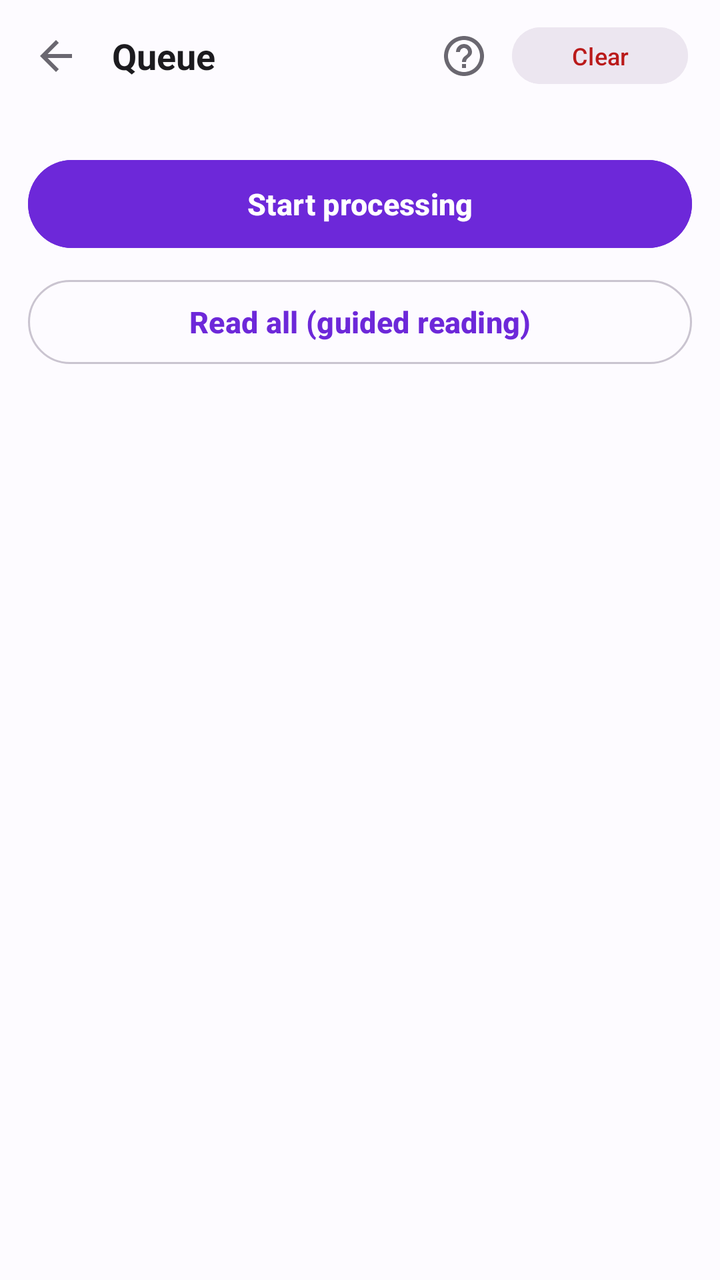
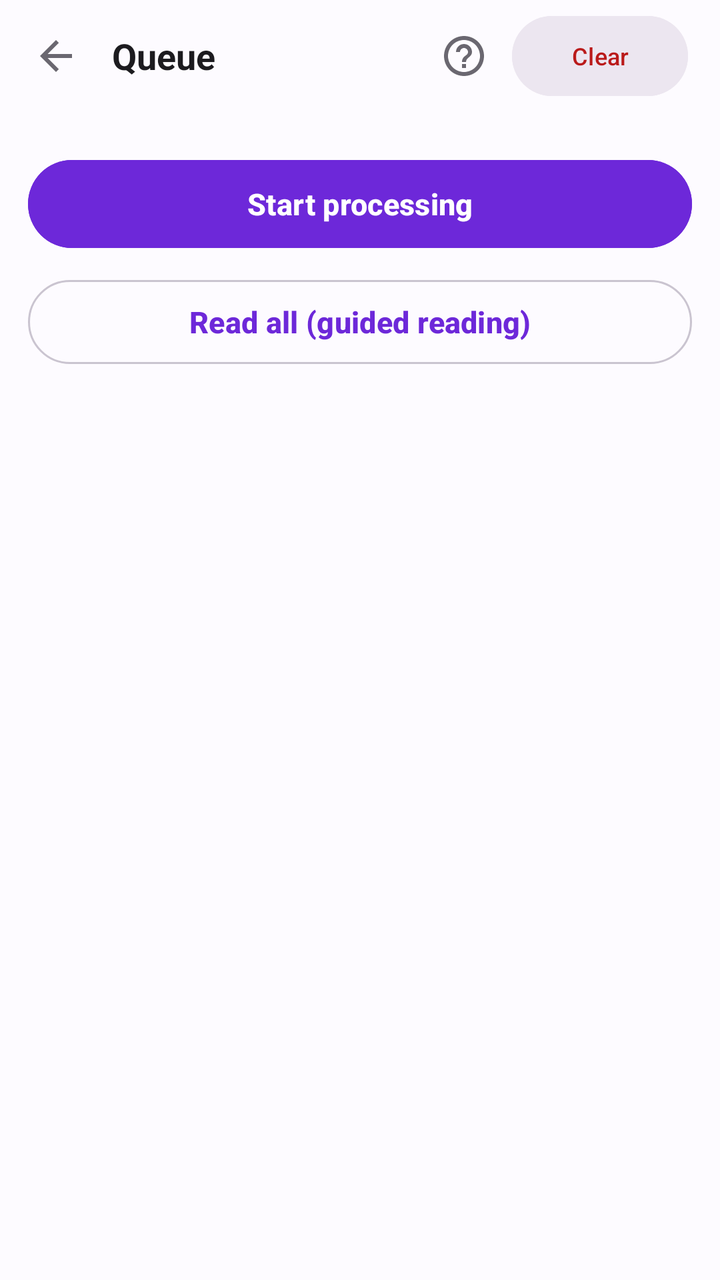

An Android layout rendered at two revisions. The XML below is the earlier revision; the diff shows what the commit changed to produce the second picture.
<!-- AndroidManifest.xml: application theme AppTheme -->
<!-- res/layout/activity_queue.xml -->
<?xml version="1.0" encoding="utf-8"?>
<LinearLayout
    xmlns:android="http://schemas.android.com/apk/res/android"
    xmlns:app="http://schemas.android.com/apk/res-auto"
    android:layout_width="match_parent"
    android:layout_height="match_parent"
    android:orientation="vertical"
    android:background="@color/color_background"
    android:fitsSystemWindows="true">

    
    <LinearLayout
        android:layout_width="match_parent"
        android:layout_height="56dp"
        android:orientation="horizontal"
        android:paddingStart="4dp"
        android:paddingEnd="16dp"
        android:gravity="center_vertical"
        android:background="@color/color_background">

        <ImageButton
            android:id="@+id/btnVoltarFila"
            android:layout_width="48dp"
            android:layout_height="48dp"
            android:background="@android:color/transparent"
            android:src="@drawable/ic_voltar"
            app:tint="@color/color_on_surface_dim"
            android:contentDescription="@string/cd_voltar"
            android:tooltipText="@string/cd_voltar"/>

        <TextView
            android:layout_width="0dp"
            android:layout_height="wrap_content"
            android:layout_weight="1"
            android:text="@string/titulo_fila"
            android:textSize="18sp"
            android:textStyle="bold"
            android:textColor="@color/color_on_surface"
            android:layout_marginStart="4dp"/>

        <ImageButton
            android:id="@+id/btnAjudaQueue"
            android:layout_width="48dp"
            android:layout_height="48dp"
            android:background="@android:color/transparent"
            android:src="@drawable/ic_ajuda"
            app:tint="@color/color_on_surface_dim"
            android:contentDescription="@string/cd_ajuda"
            android:tooltipText="@string/cd_ajuda"/>

        <Button
            android:id="@+id/btnLimparFila"
            android:layout_width="wrap_content"
            android:layout_height="wrap_content"
        android:minHeight="36dp"
            android:text="@string/btn_limpar_fila"
            android:textSize="12sp"
            android:textColor="@color/color_error"
            android:backgroundTint="@color/color_surface_variant"
            android:paddingStart="14dp"
            android:paddingEnd="14dp"/>
    </LinearLayout>

    <View
        android:layout_width="match_parent"
        android:layout_height="1dp"
        android:background="@color/color_divider"/>

    
    <TextView
        android:id="@+id/tvFilaVazia"
        android:layout_width="match_parent"
        android:layout_height="0dp"
        android:layout_weight="1"
        android:gravity="center"
        android:text="@string/msg_fila_vazia"
        android:textColor="@color/color_on_surface_dim"
        android:textSize="14sp"
        android:padding="32dp"
        android:visibility="gone"/>

    
    <androidx.recyclerview.widget.RecyclerView
        android:id="@+id/recyclerFila"
        android:layout_width="match_parent"
        android:layout_height="0dp"
        android:layout_weight="1"
        android:overScrollMode="never"
        android:visibility="gone"/>

    
    <LinearLayout
        android:id="@+id/layoutFooterFila"
        android:layout_width="match_parent"
        android:layout_height="wrap_content"
        android:orientation="vertical"
        android:background="@color/color_background"
        android:paddingStart="14dp"
        android:paddingEnd="14dp"
        android:paddingTop="8dp"
        android:paddingBottom="24dp">

        <View
            android:layout_width="match_parent"
            android:layout_height="1dp"
            android:background="@color/color_divider"
            android:layout_marginBottom="10dp"/>

        <Button
            android:id="@+id/btnIniciarFila"
            android:layout_width="match_parent"
            android:layout_height="wrap_content"
            android:minHeight="52dp"
            android:text="@string/btn_iniciar_fila"
            android:textColor="?attr/colorOnPrimary"
            android:textSize="15sp"
            android:textStyle="bold"
            android:backgroundTint="?attr/colorPrimary"
            android:layout_marginBottom="8dp"/>

        <Button
            android:id="@+id/btnLerTudoFila"
            style="@style/Widget.Material3.Button.OutlinedButton"
            android:layout_width="match_parent"
            android:layout_height="wrap_content"
            android:minHeight="50dp"
            android:text="@string/btn_ler_tudo_fila"
            android:textColor="?attr/colorPrimary"
            android:textSize="15sp"
            android:textStyle="bold"/>
    </LinearLayout>

    
    <include
        layout="@layout/view_mini_player"
        android:layout_width="match_parent"
        android:layout_height="wrap_content"/>

</LinearLayout>
<!-- res/layout/view_mini_player.xml (included above) -->
<?xml version="1.0" encoding="utf-8"?>
<LinearLayout
    xmlns:android="http://schemas.android.com/apk/res/android"
    xmlns:app="http://schemas.android.com/apk/res-auto"
    android:id="@+id/miniPlayerRoot"
    android:layout_width="match_parent"
    android:layout_height="wrap_content"
    android:orientation="vertical"
    android:background="@color/color_surface"
    android:elevation="8dp"
    android:visibility="gone">

    <View
        android:layout_width="match_parent"
        android:layout_height="1dp"
        android:background="@color/color_divider"/>

    
    <LinearLayout
        android:id="@+id/guidedIndicatorBar"
        android:layout_width="match_parent"
        android:layout_height="52dp"
        android:orientation="horizontal"
        android:gravity="center_vertical"
        android:paddingStart="14dp"
        android:paddingEnd="8dp"
        android:background="@color/color_surface"
        android:visibility="gone">

        <TextView
            android:id="@+id/guidedIndicatorText"
            android:layout_width="0dp"
            android:layout_height="wrap_content"
            android:layout_weight="1"
            android:maxLines="1"
            android:ellipsize="end"
            android:textSize="13sp"
            android:textStyle="bold"
            android:textColor="@color/color_on_surface"/>

        <ImageButton
            android:id="@+id/guidedIndicatorPlayPause"
            android:layout_width="48dp"
            android:layout_height="48dp"
            android:background="@android:color/transparent"
            android:padding="4dp"
            android:src="@drawable/ic_player_pause"
            app:tint="@color/color_primary"
            android:contentDescription="@string/cd_play_pause"
            android:tooltipText="@string/cd_play_pause"/>

    </LinearLayout>

    <LinearLayout
        android:id="@+id/miniPlayerBar"
        android:layout_width="match_parent"
        android:layout_height="56dp"
        android:orientation="horizontal"
        android:gravity="center_vertical"
        android:paddingStart="12dp"
        android:paddingEnd="8dp">

        <TextView
            android:id="@+id/miniPlayerNome"
            android:layout_width="0dp"
            android:layout_height="wrap_content"
            android:layout_weight="1"
            android:maxLines="1"
            android:ellipsize="end"
            android:textSize="13sp"
            android:textStyle="bold"
            android:textColor="@color/color_on_surface"/>

        <ImageButton
            android:id="@+id/miniPlayerPlayPause"
            android:layout_width="48dp"
            android:layout_height="48dp"
            android:background="@android:color/transparent"
            android:padding="4dp"
            android:src="@drawable/ic_player_play"
            app:tint="@color/color_primary"
            android:contentDescription="@string/cd_play_pause"
            android:tooltipText="@string/cd_play_pause"/>

        <ImageButton
            android:id="@+id/miniPlayerExpandir"
            android:layout_width="48dp"
            android:layout_height="48dp"
            android:background="@android:color/transparent"
            android:padding="6dp"
            android:src="@android:drawable/arrow_up_float"
            app:tint="@color/color_on_surface_muted"
            android:contentDescription="@string/cd_expandir_player"
            android:tooltipText="@string/cd_expandir_player"/>

        
        <ImageButton
            android:id="@+id/miniPlayerFechar"
            android:layout_width="48dp"
            android:layout_height="48dp"
            android:background="@android:color/transparent"
            android:padding="8dp"
            android:src="@drawable/ic_player_fechar"
            app:tint="@color/color_on_surface_muted"
            android:contentDescription="@string/cd_fechar_player"
            android:tooltipText="@string/cd_fechar_player"/>

    </LinearLayout>

    <LinearLayout
        android:id="@+id/miniPlayerExpanded"
        android:layout_width="match_parent"
        android:layout_height="wrap_content"
        android:orientation="vertical"
        android:paddingStart="12dp"
        android:paddingEnd="12dp"
        android:paddingBottom="8dp"
        android:visibility="gone">

        <TextView
            android:id="@+id/miniPlayerTempo"
            android:layout_width="match_parent"
            android:layout_height="wrap_content"
            android:gravity="end"
            android:textSize="12sp"
            android:textColor="@color/color_on_surface_muted"
            android:text="@string/tempo_inicial"/>

        <SeekBar
            android:id="@+id/miniPlayerSeek"
            android:layout_width="match_parent"
            android:layout_height="wrap_content"
            android:progressTint="@color/color_primary"/>

        <LinearLayout
            android:layout_width="match_parent"
            android:layout_height="wrap_content"
            android:gravity="center"
            android:orientation="horizontal"
            android:layout_marginTop="4dp">

            <Button
                android:id="@+id/miniPlayerRecuar"
                android:layout_width="wrap_content"
                android:layout_height="wrap_content"
android:text="@string/mini_player_recuar"
                    android:textColor="@color/color_on_surface"
                    android:textSize="12sp"
                    style="@style/Widget.Material3.Button.TextButton"/>

            <ImageButton
                android:id="@+id/miniPlayerPlayPauseGrande"
                android:layout_width="52dp"
                android:layout_height="52dp"
                android:background="@drawable/bg_play_button"
                android:src="@drawable/ic_player_play"
                app:tint="@color/color_on_surface"
                android:contentDescription="@string/cd_play_pause"
                android:tooltipText="@string/cd_play_pause"
                android:layout_marginStart="8dp"
                android:layout_marginEnd="8dp"/>

            <Button
                android:id="@+id/miniPlayerAvancar"
                android:layout_width="wrap_content"
                android:layout_height="wrap_content"
android:text="@string/mini_player_avancar"
                    android:textColor="@color/color_on_surface"
                    android:textSize="12sp"
                    style="@style/Widget.Material3.Button.TextButton"/>

            <Button
                android:id="@+id/miniPlayerSleepTimer"
                android:layout_width="wrap_content"
                android:layout_height="wrap_content"
                android:text="😴"
                android:textSize="16sp"
                android:textColor="@color/color_on_surface"
                android:background="@android:color/transparent"
                android:contentDescription="@string/cd_sleep_timer"
                android:layout_marginStart="8dp"/>

        </LinearLayout>

        <HorizontalScrollView
            android:layout_width="match_parent"
            android:layout_height="wrap_content"
            android:scrollbars="none"
            android:layout_marginTop="4dp">

        <LinearLayout
            android:layout_width="wrap_content"
            android:layout_height="wrap_content"
            android:layout_gravity="center_horizontal"
            android:orientation="horizontal"
            android:gravity="center">

            <Button
                android:id="@+id/miniPlayerVel075"
                android:layout_width="wrap_content"
                android:layout_height="wrap_content"
android:text="@string/mini_player_vel_075"
                    android:textColor="@color/color_on_surface"
                android:textSize="12sp"
                style="@style/Widget.Material3.Button.TextButton"/>

            <Button
                android:id="@+id/miniPlayerVel100"
                android:layout_width="wrap_content"
                android:layout_height="wrap_content"
android:text="@string/mini_player_vel_100"
                    android:textColor="@color/color_on_surface"
                android:textSize="12sp"
                style="@style/Widget.Material3.Button.TextButton"/>

            <Button
                android:id="@+id/miniPlayerVel125"
                android:layout_width="wrap_content"
                android:layout_height="wrap_content"
android:text="@string/mini_player_vel_125"
                    android:textColor="@color/color_on_surface"
                android:textSize="12sp"
                style="@style/Widget.Material3.Button.TextButton"/>

            <Button
                android:id="@+id/miniPlayerVel150"
                android:layout_width="wrap_content"
                android:layout_height="wrap_content"
android:text="@string/mini_player_vel_150"
                    android:textColor="@color/color_on_surface"
                android:textSize="12sp"
                style="@style/Widget.Material3.Button.TextButton"/>

            <Button
                android:id="@+id/miniPlayerVel200"
                android:layout_width="wrap_content"
                android:layout_height="wrap_content"
android:text="@string/mini_player_vel_200"
                    android:textColor="@color/color_on_surface"
                android:textSize="12sp"
                style="@style/Widget.Material3.Button.TextButton"/>

        </LinearLayout>

        </HorizontalScrollView>

        <Button
            android:id="@+id/miniPlayerLerLivro"
            android:layout_width="wrap_content"
            android:layout_height="wrap_content"
            android:layout_gravity="center_horizontal"
            android:layout_marginTop="4dp"
            android:text="@string/mini_player_ler_livro"
            android:textColor="@color/color_on_surface"
            android:textSize="12sp"
            android:background="@android:color/transparent"
            android:visibility="gone"
            style="@style/Widget.Material3.Button.TextButton"/>

        <Button
            android:id="@+id/miniPlayerCapitulos"
            android:layout_width="wrap_content"
            android:layout_height="wrap_content"
            android:layout_gravity="center_horizontal"
            android:layout_marginTop="4dp"
            android:text="@string/action_capitulos"
            android:textColor="@color/color_on_surface"
            android:textSize="12sp"
            android:background="@android:color/transparent"
            android:visibility="gone"
            style="@style/Widget.Material3.Button.TextButton"/>

    </LinearLayout>

</LinearLayout>
<!-- resources referenced by this layout -->
<resources>
  <!-- drawable bg_play_button (drawable) -->
  <?xml version="1.0" encoding="utf-8"?>
  <shape xmlns:android="http://schemas.android.com/apk/res/android"
      android:shape="oval">
      <solid android:color="@color/color_primary"/>
  </shape>
  <!-- drawable ic_ajuda (drawable) -->
  <?xml version="1.0" encoding="utf-8"?>
  <vector xmlns:android="http://schemas.android.com/apk/res/android"
      android:width="24dp"
      android:height="24dp"
      android:viewportWidth="24"
      android:viewportHeight="24">
      <path
          android:fillColor="#FFFFFFFF"
          android:pathData="M11,18h2v-2h-2v2zM12,2C6.48,2 2,6.48 2,12s4.48,10 10,10 10,-4.48 10,-10S17.52,2 12,2zM12,20c-4.41,0 -8,-3.59 -8,-8s3.59,-8 8,-8 8,3.59 8,8 -3.59,8 -8,8zM12,6c-2.21,0 -4,1.79 -4,4h2c0,-1.1 0.9,-2 2,-2s2,0.9 2,2c0,2 -3,1.75 -3,5h2c0,-2.25 3,-2.5 3,-5 0,-2.21 -1.79,-4 -4,-4z"/>
  </vector>
  <!-- drawable ic_player_fechar (drawable) -->
  <?xml version="1.0" encoding="utf-8"?>
  <vector xmlns:android="http://schemas.android.com/apk/res/android"
      android:width="24dp"
      android:height="24dp"
      android:viewportWidth="24"
      android:viewportHeight="24">
      <path
          android:fillColor="#FFFFFFFF"
          android:pathData="M19,6.41L17.59,5 12,10.59 6.41,5 5,6.41 10.59,12 5,17.59 6.41,19 12,13.41 17.59,19 19,17.59 13.41,12z"/>
  </vector>
  <!-- drawable ic_player_pause (drawable) -->
  <?xml version="1.0" encoding="utf-8"?>
  <vector xmlns:android="http://schemas.android.com/apk/res/android"
      android:width="24dp"
      android:height="24dp"
      android:viewportWidth="24"
      android:viewportHeight="24">
      <path
          android:fillColor="#FFFFFFFF"
          android:pathData="M6,19h4V5H6v14zM14,5v14h4V5h-4z"/>
  </vector>
  <!-- drawable ic_player_play (drawable) -->
  <?xml version="1.0" encoding="utf-8"?>
  <vector xmlns:android="http://schemas.android.com/apk/res/android"
      android:width="24dp"
      android:height="24dp"
      android:viewportWidth="24"
      android:viewportHeight="24">
      <path
          android:fillColor="#FFFFFFFF"
          android:pathData="M8,5v14l11,-7z"/>
  </vector>
  <!-- drawable ic_voltar (drawable) -->
  <?xml version="1.0" encoding="utf-8"?>
  <vector xmlns:android="http://schemas.android.com/apk/res/android"
      android:width="24dp"
      android:height="24dp"
      android:viewportWidth="24"
      android:viewportHeight="24">
      <path
          android:fillColor="#FFFFFFFF"
          android:pathData="M20,11H7.83l5.59,-5.59L12,4l-8,8 8,8 1.41,-1.41L7.83,13H20v-2z"/>
  </vector>
  <string name="action_capitulos">Chapters</string>
  <string name="btn_iniciar_fila">Start processing</string>
  <string name="btn_ler_tudo_fila">Read all (guided reading)</string>
  <string name="btn_limpar_fila">Clear</string>
  <string name="cd_ajuda">Help</string>
  <string name="cd_expandir_player">Expand player</string>
  <string name="cd_fechar_player">Close player</string>
  <string name="cd_play_pause">Play/Pause</string>
  <string name="cd_sleep_timer">Sleep timer</string>
  <string name="cd_voltar">Back</string>
  <string name="mini_player_avancar">+15s</string>
  <string name="mini_player_ler_livro">📖 Read this book</string>
  <string name="mini_player_recuar">-15s</string>
  <string name="mini_player_vel_075">0.75x</string>
  <string name="mini_player_vel_100">1x</string>
  <string name="mini_player_vel_125">1.25x</string>
  <string name="mini_player_vel_150">1.5x</string>
  <string name="mini_player_vel_200">2x</string>
  <string name="msg_fila_vazia">No files in the queue.\nOpen a book in your Library and choose Generate audiobook.</string>
  <string name="tempo_inicial">0:00 / 0:00</string>
  <string name="titulo_fila">Queue</string>
  <!-- unchanged entries left out for length: 1 -->
</resources>

<!-- the commit's change to res/layout/activity_queue.xml (unified diff, before → after) -->
@@ -52,7 +52,7 @@
             android:id="@+id/btnLimparFila"
             android:layout_width="wrap_content"
             android:layout_height="wrap_content"
-        android:minHeight="36dp"
+        android:minHeight="48dp"
             android:text="@string/btn_limpar_fila"
             android:textSize="12sp"
             android:textColor="@color/color_error"
